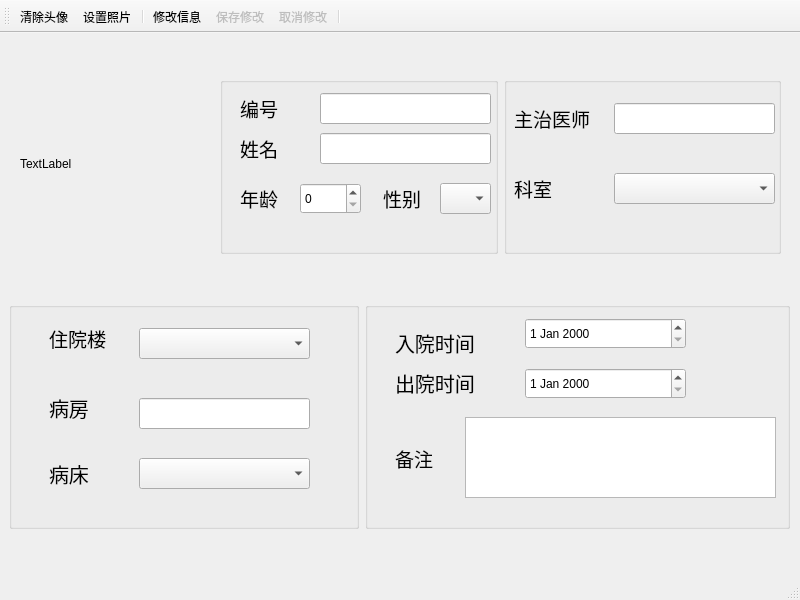
This is userwindow.ui in PGwind/Qt_HIMS as Qt 5 draws it before an edit. The edited form follows.
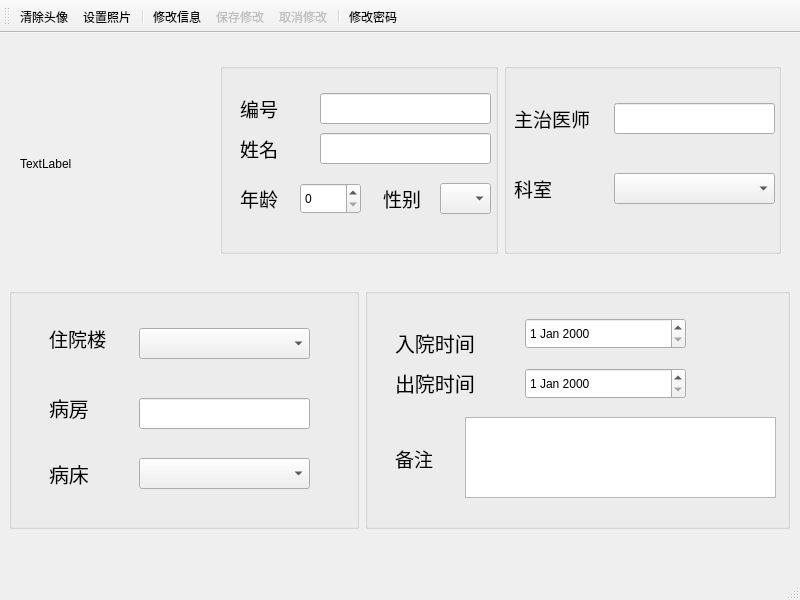
This is the edited form. Icons and pictures are not drawn.

Patch:
```diff
--- a/userwindow.ui
+++ b/userwindow.ui
@@ -39,7 +39,7 @@
      <string>TextLabel</string>
     </property>
    </widget>
-   <widget class="QWidget" name="">
+   <widget class="QWidget" name="layoutWidget">
     <property name="geometry">
      <rect>
       <x>220</x>
@@ -52,7 +52,7 @@
      <item>
       <widget class="QGroupBox" name="groupBox_3">
        <property name="title">
-        <string> </string>
+        <string/>
        </property>
        <widget class="QLabel" name="label_id">
         <property name="geometry">
@@ -171,7 +171,7 @@
      <item>
       <widget class="QGroupBox" name="groupBox_4">
        <property name="title">
-        <string> </string>
+        <string/>
        </property>
        <widget class="QLabel" name="label_attending">
         <property name="geometry">
@@ -233,7 +233,7 @@
      </item>
     </layout>
    </widget>
-   <widget class="QWidget" name="">
+   <widget class="QWidget" name="layoutWidget">
     <property name="geometry">
      <rect>
       <x>9</x>
@@ -252,7 +252,7 @@
         </size>
        </property>
        <property name="title">
-        <string> </string>
+        <string/>
        </property>
        <widget class="QComboBox" name="comboBox_build">
         <property name="geometry">
@@ -343,7 +343,7 @@
      <item>
       <widget class="QGroupBox" name="groupBox_2">
        <property name="title">
-        <string> </string>
+        <string/>
        </property>
        <widget class="QLabel" name="label_inpatients">
         <property name="geometry">
@@ -468,6 +468,7 @@
    <addaction name="actSave"/>
    <addaction name="actCancel"/>
    <addaction name="separator"/>
+   <addaction name="actPwd"/>
   </widget>
   <action name="actClear">
    <property name="icon">
@@ -535,6 +536,18 @@
     <string>取消修改</string>
    </property>
   </action>
+  <action name="actPwd">
+   <property name="icon">
+    <iconset resource="images.qrc">
+     <normaloff>:/icons/images/icons/passwd.png</normaloff>:/icons/images/icons/passwd.png</iconset>
+   </property>
+   <property name="text">
+    <string>修改密码</string>
+   </property>
+   <property name="toolTip">
+    <string>修改</string>
+   </property>
+  </action>
  </widget>
  <resources>
   <include location="images.qrc"/>
```
